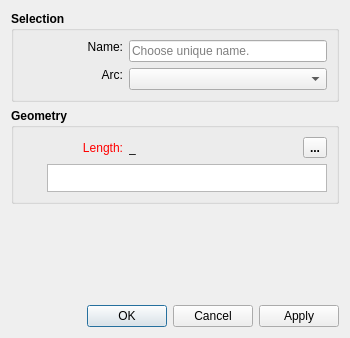
FashionFreedom/Seamly2D, file src/libs/vtools/dialogs/tools/dialogcutarc.ui: the form before one commit.
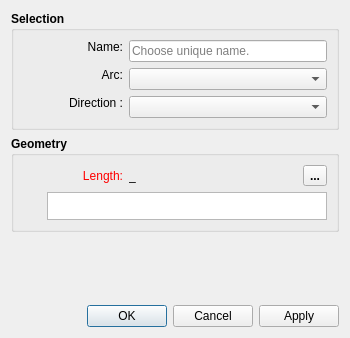
The form after the commit. Icons and pictures are not drawn.

Diff of the .ui file:
```diff
--- a/src/libs/vtools/dialogs/tools/dialogcutarc.ui
+++ b/src/libs/vtools/dialogs/tools/dialogcutarc.ui
@@ -32,6 +32,12 @@
        <verstretch>0</verstretch>
       </sizepolicy>
      </property>
+     <property name="minimumSize">
+      <size>
+       <width>0</width>
+       <height>0</height>
+      </size>
+     </property>
      <property name="font">
       <font>
        <pointsize>9</pointsize>
@@ -141,6 +147,38 @@
           </property>
          </widget>
         </item>
+        <item row="2" column="1">
+         <widget class="QComboBox" name="direction_ComboBox">
+          <property name="font">
+           <font>
+            <pointsize>9</pointsize>
+            <bold>false</bold>
+           </font>
+          </property>
+         </widget>
+        </item>
+        <item row="2" column="0">
+         <widget class="QLabel" name="direction_Label">
+          <property name="minimumSize">
+           <size>
+            <width>100</width>
+            <height>0</height>
+           </size>
+          </property>
+          <property name="font">
+           <font>
+            <pointsize>9</pointsize>
+            <bold>false</bold>
+           </font>
+          </property>
+          <property name="text">
+           <string>Direction :</string>
+          </property>
+          <property name="alignment">
+           <set>Qt::AlignRight|Qt::AlignTop|Qt::AlignTrailing</set>
+          </property>
+         </widget>
+        </item>
        </layout>
       </item>
      </layout>
```
Left out of the diff: 3 changed lines with no effect on the pictures.
